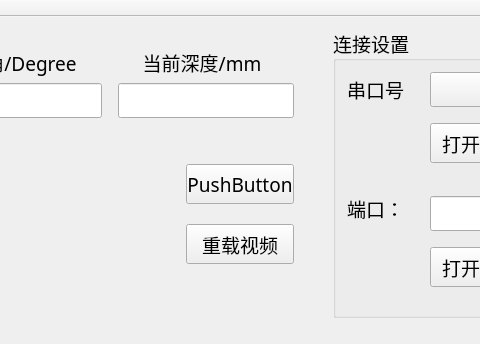
First picture: the form in mainwindow.ui, repository e71828/YJ-robot, before the edit; both pictures show x 471 to 951 and y 0 to 344 of the 1250 by 859 pixel window.
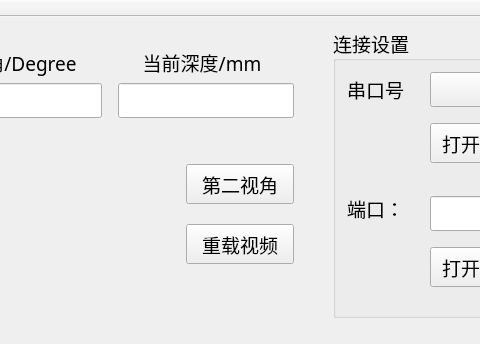
Second picture: the form after the edit.

Patch:
```diff
--- a/mainwindow.ui
+++ b/mainwindow.ui
@@ -177,7 +177,7 @@
              </size>
             </property>
             <property name="text">
-             <string>PushButton</string>
+             <string>第二视角</string>
             </property>
            </widget>
           </item>
```
